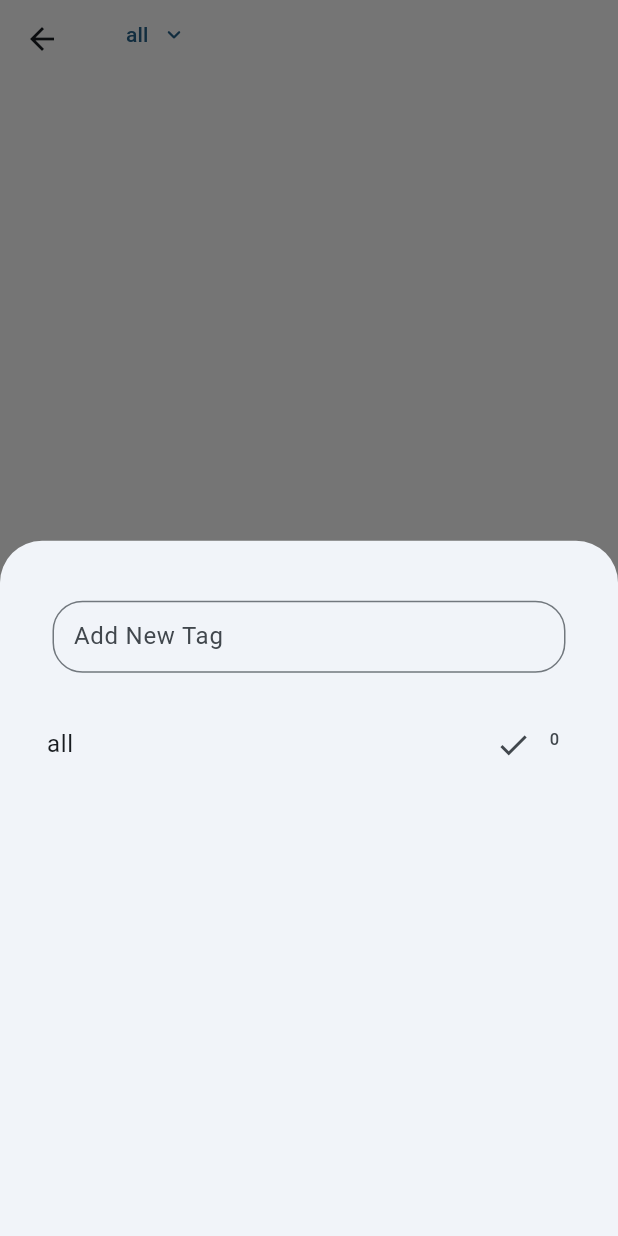
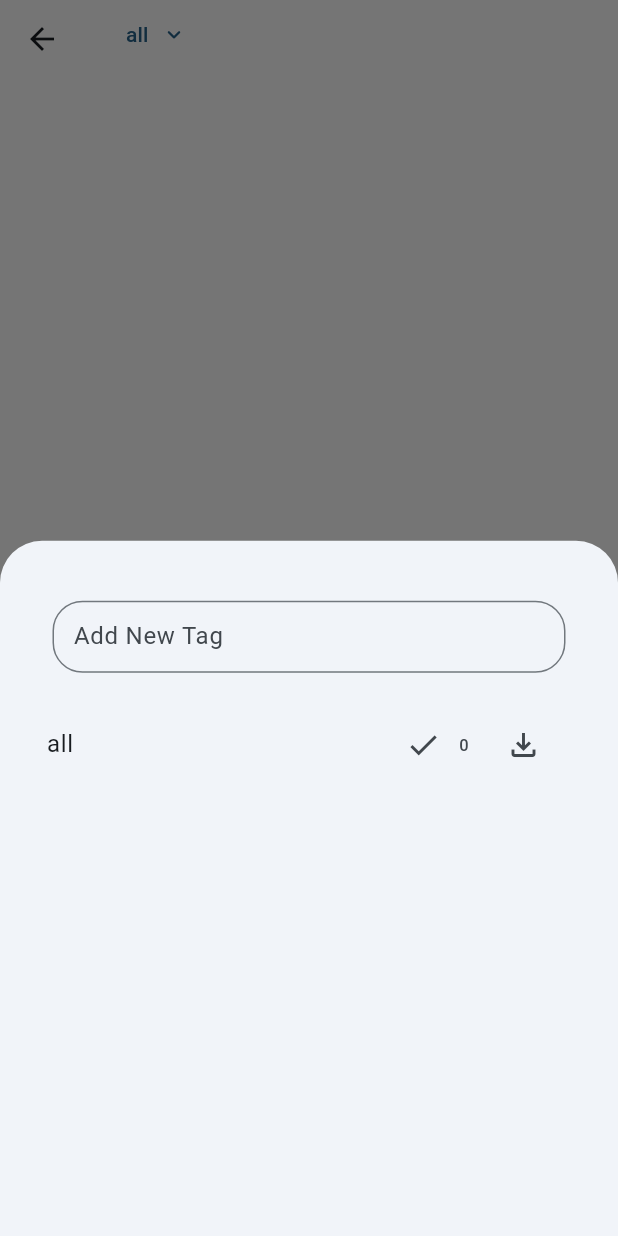
Before and after one commit to amplify-tech/diary, a Flutter app: the ContactPageScreen screen opened directly with empty values, after a tap on "all", on a phone screen of 412 x 824 dp. Run offline on Flutter 3.47's test engine with Material 3 defaults, Android fonts, the phone set to English and light mode, and no system bars; our stand-ins replace contacts_service, firebase_auth, firebase_core, firebase_database, fluttertoast, isar and 1 more; missing offline and left inert: back_button_interceptor, call_log, firebase_ui_auth, flutter_phone_direct_caller, phone_state; accounts and stored records are empty; generated files the repository leaves out were written again.

Commit message:
download tag feature added

```diff
--- a/diary/lib/data/models/contact.dart
+++ b/diary/lib/data/models/contact.dart
@@ -12,6 +12,7 @@ class MyContact {
   late DateTime dateAdded = DateTime.now();
 
   MyContact(this.phoneNumber, this.name, this.tag);
+
   @override
   String toString() {
     return "$phoneNumber - $name";
--- a/diary/lib/screens/contact_page.dart
+++ b/diary/lib/screens/contact_page.dart
@@ -295,13 +295,16 @@ class TagList extends StatelessWidget {
         final entry = tagCountMap.entries.elementAt(index);
         return ListTile(
           title: Text(entry.key),
-          trailing: Wrap(spacing: 12, children: <Widget>[
-            Visibility(
-              visible: selectedTag == entry.key,
-              child: const Icon(Icons.check),
-            ),
-            Text(entry.value.toString()),
-          ]),
+          trailing: Wrap(
+              spacing: 12,
+              crossAxisAlignment: WrapCrossAlignment.center,
+              children: <Widget>[
+                if (selectedTag == entry.key) const Icon(Icons.check),
+                Text(entry.value.toString(), textAlign: TextAlign.center),
+                IconButton(
+                    icon: const Icon(Icons.file_download_outlined),
+                    onPressed: () => saveToDevice(context, tag: entry.key)),
+              ]),
           onTap: () => Navigator.pop(context, entry.key),
         );
       },
--- a/diary/lib/utils/alert.dart
+++ b/diary/lib/utils/alert.dart
@@ -9,6 +9,7 @@ void showSnackbar(
   String? actionLabel,
   VoidCallback? onActionPressed,
 }) {
+  if (!context.mounted) return;
   ScaffoldMessenger.of(context).clearSnackBars();
   ScaffoldMessenger.of(context).showSnackBar(
     SnackBar(
```
Also changed, not shown: diary/lib/utils/utils.dart (+11 -6 lines).
